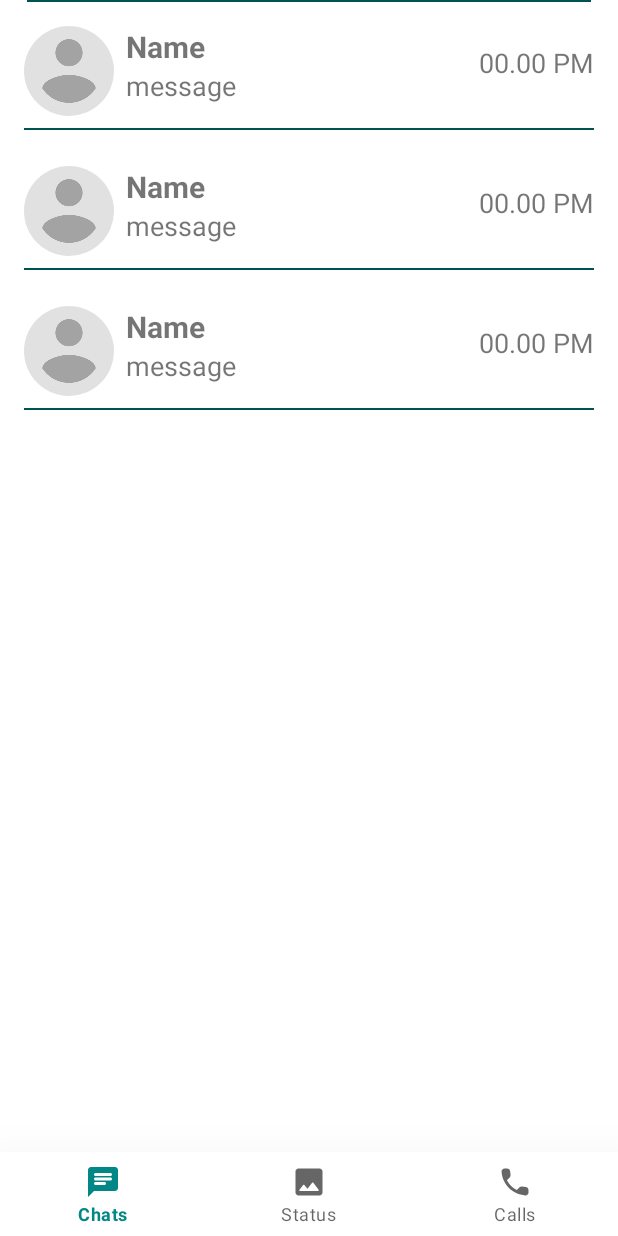
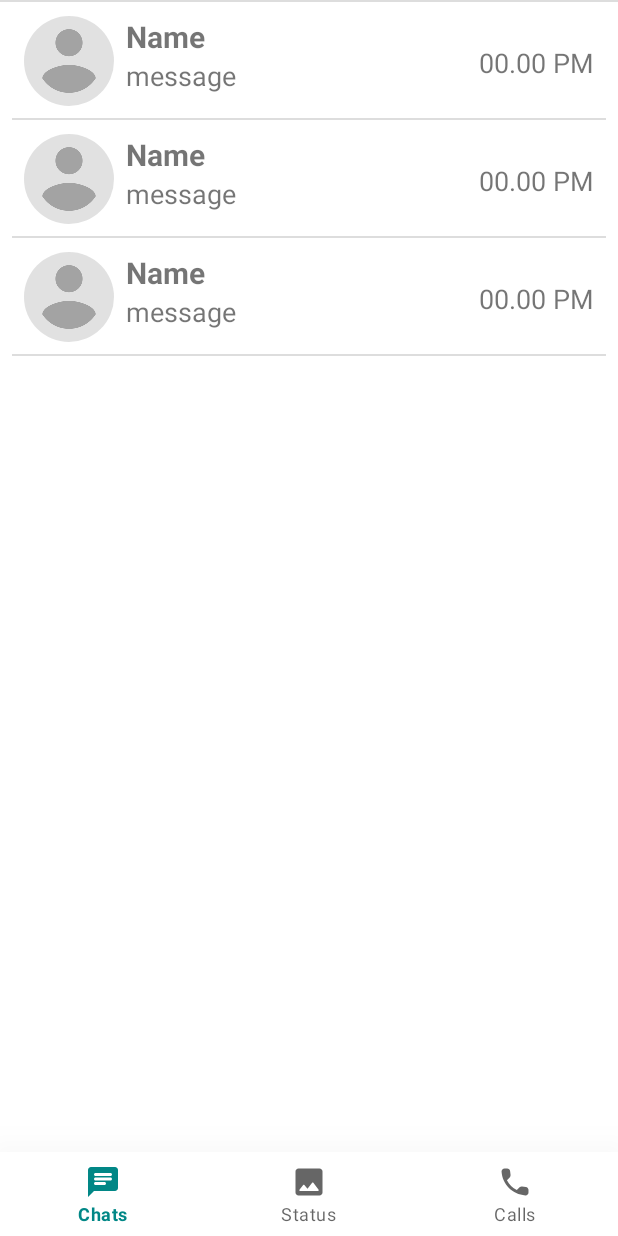
Before and after one commit to nuryadincjr/NaonApps, an Android app: the layout activity_main.xml on its own in the app's theme, with its tools: preview values and no code run, on a phone screen of 412 x 824 dp. Run offline under Robolectric (Android 15) with nearby library versions, the phone set to English and light mode, and no system bars; plain views replace ShimmerRecyclerView.

Commit message:
status layout

```diff
--- a/app/src/main/res/layout/activity_main.xml
+++ b/app/src/main/res/layout/activity_main.xml
@@ -47,11 +47,11 @@
 
     <View
         android:id="@+id/view"
-        android:layout_width="0dp"
+        android:layout_width="wrap_content"
         android:layout_height="1dp"
         android:layout_marginStart="18dp"
         android:layout_marginEnd="18dp"
-        android:background="@color/teal_500"
+        android:background="@color/gray_10"
         app:layout_constraintEnd_toEndOf="parent"
         app:layout_constraintStart_toStartOf="parent"
         app:layout_constraintTop_toBottomOf="@+id/rv_status"
--- a/app/src/main/res/layout/demo_status.xml
+++ b/app/src/main/res/layout/demo_status.xml
@@ -8,5 +8,6 @@
         android:id="@+id/view5"
         android:layout_width="60dp"
         android:layout_height="60dp"
-        android:background="@drawable/circle_shape" />
+        android:background="@drawable/circle_shape"
+        android:backgroundTint="@color/gray_10" />
 </LinearLayout>
--- a/app/src/main/res/layout/row_conversation.xml
+++ b/app/src/main/res/layout/row_conversation.xml
@@ -5,16 +5,19 @@
     android:layout_width="match_parent"
     android:layout_height="wrap_content"
     android:background="?selectableItemBackground"
-    android:padding="8dp">
+    android:paddingLeft="8dp"
+    android:paddingTop="8dp"
+    android:paddingRight="8dp">
 
     <de.hdodenhof.circleimageview.CircleImageView
         android:id="@+id/profil"
         android:layout_width="60dp"
         android:layout_height="60dp"
         android:layout_marginStart="8dp"
-        android:layout_marginTop="8dp"
+        android:layout_marginBottom="8dp"
         android:contentDescription="@string/todoProfil"
         android:src="@drawable/avatar"
+        app:layout_constraintBottom_toBottomOf="parent"
         app:layout_constraintStart_toStartOf="parent"
         app:layout_constraintTop_toTopOf="parent" />
 
@@ -56,14 +59,13 @@
         app:layout_constraintTop_toTopOf="parent" />
 
     <View
-        android:id="@+id/view"
+        android:id="@+id/view6"
         android:layout_width="0dp"
         android:layout_height="1dp"
-        android:layout_marginStart="8dp"
         android:layout_marginTop="8dp"
-        android:layout_marginEnd="8dp"
-        android:background="@color/teal_500"
+        android:background="@color/gray_10"
         app:layout_constraintEnd_toEndOf="parent"
         app:layout_constraintStart_toStartOf="parent"
         app:layout_constraintTop_toBottomOf="@+id/profil" />
+
 </androidx.constraintlayout.widget.ConstraintLayout>
--- a/app/src/main/res/values/colors.xml
+++ b/app/src/main/res/values/colors.xml
@@ -10,4 +10,6 @@
 
     <color name="teal_500">#005353</color>
     <color name="tell_gray">#E6FFFF</color>
+    <color name="gray_10">#DDDDDD</color>
+
 </resources>
--- a/app/src/main/res/values/strings.xml
+++ b/app/src/main/res/values/strings.xml
@@ -41,6 +41,7 @@
     <string name="send_chat">send chat</string>
     <string name="resiver_chat">resiver chat</string>
     <string name="emotion_chat">emotion chat</string>
+    <string name="todo_image">image send chat</string>
 
 
 </resources>
```
Also changed, not shown: app/src/main/java/com/abuunity/naonapp/Activities/ChatActivity.java (+55 -9 lines), app/src/main/java/com/abuunity/naonapp/Models/Message.java (+9 -1 lines), app/src/main/res/layout/demo_layout.xml (+4 -3 lines), app/src/main/res/layout/resive_item.xml (+30 -12 lines), app/src/main/res/layout/send_item.xml (+30 -13 lines), app/src/main/res/layout/status_item.xml (+3 -4 lines).
